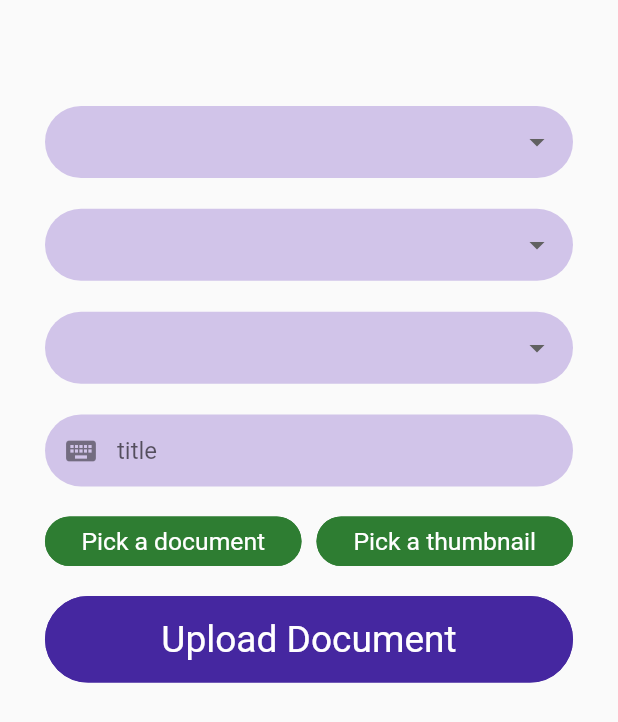
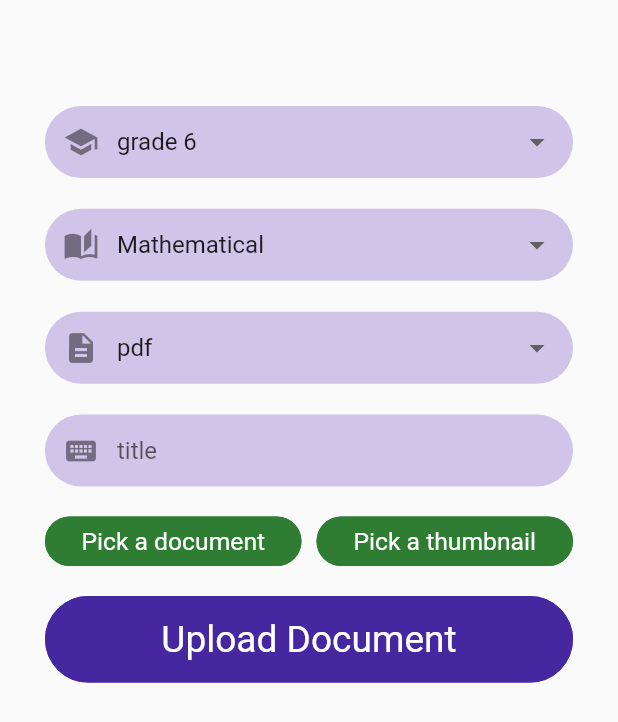
Before and after one commit to ShanManage/FlutterLMS, a Flutter app: the AddDocumentScreen widget shown alone on an empty page, opened directly, on a phone screen of 412 x 824 dp. Shown: the top 722 px of the screen. Run offline on Flutter 3.47's test engine with Material 2 defaults, Android fonts, the phone set to English and light mode, and no system bars; our stand-ins replace chewie, cloud_firestore, file_picker, firebase_auth, firebase_core, firebase_storage and 2 more; missing offline and left inert: chewie_audio, flutter_cached_pdfview; accounts and stored records are empty; network calls fail.

Commit message:
Admin dashboard done

```diff
--- a/lib/screens/CustomWidgets/CustomDropDownList.dart
+++ b/lib/screens/CustomWidgets/CustomDropDownList.dart
@@ -9,8 +9,10 @@ class CustomDropDownList extends StatefulWidget {
   String lable;
   String type;
   Color fillColor;
+  IconData prefixIcon;
   CustomDropDownList({
     @required this.list,
+    @required this.prefixIcon,
     this.rs,
     this.ud,
     this.lable,
@@ -40,9 +42,9 @@ class _CustomDropDownListState extends State<CustomDropDownList> {
   Widget build(BuildContext context) {
     return DropdownButtonFormField(
       decoration: InputDecoration(
-        contentPadding: EdgeInsets.fromLTRB(0, 5.5, 0, 0),
+        contentPadding: EdgeInsets.fromLTRB(15, 5.5, 0, 0),
         labelStyle: TextStyle(),
-        // labelText: this.widget.lable,
+        prefixIcon: Icon(this.widget.prefixIcon),
         enabledBorder: OutlineInputBorder(
           borderSide: BorderSide(color: Colors.transparent),
           borderRadius: BorderRadius.all(Radius.circular(50.0)),
@@ -66,7 +68,7 @@ class _CustomDropDownListState extends State<CustomDropDownList> {
         border: InputBorder.none,
       ),
       items: this.widget.list,
-      value: getType(),
+      value: this.widget.list.first.value,
       onChanged: (value) {
         setState(() {
           if (this.widget.type == "rs") {
--- a/lib/screens/admin/AddDocumentScreen.dart
+++ b/lib/screens/admin/AddDocumentScreen.dart
@@ -232,7 +232,6 @@ class _AddDocumentScreenState extends State<AddDocumentScreen> {
 
   @override
   Widget build(BuildContext context) {
-    print("add document screen render");
     return Container(
       child: Container(
         padding: EdgeInsets.symmetric(vertical: 50.0, horizontal: 30.0),
@@ -240,6 +239,7 @@ class _AddDocumentScreenState extends State<AddDocumentScreen> {
           SizedBox(height: blockHeight * 2.5),
           CustomDropDownList(
             list: _grades,
+            prefixIcon: Icons.school,
             lable: "grade",
             type: "ug",
             ud: document,
@@ -248,6 +248,7 @@ class _AddDocumentScreenState extends State<AddDocumentScreen> {
           SizedBox(height: blockHeight * 2.5),
           CustomDropDownList(
             list: _subjects,
+            prefixIcon: Icons.auto_stories,
             lable: "subject",
             type: "us",
             ud: document,
@@ -256,6 +257,7 @@ class _AddDocumentScreenState extends State<AddDocumentScreen> {
           SizedBox(height: blockHeight * 2.5),
           CustomDropDownList(
             list: _documentType,
+            prefixIcon: Icons.description,
             lable: "type",
             type: "ut",
             ud: document,
--- a/lib/screens/admin/AddUserScreen.dart
+++ b/lib/screens/admin/AddUserScreen.dart
@@ -57,6 +57,7 @@ class _AddUserScreenState extends State<AddUserScreen> {
             SizedBox(height: blockHeight * 2.5),
             CustomDropDownList(
               list: _grades,
+              prefixIcon: Icons.school,
               lable: "grade",
               type: "rs",
               rs: student,
--- a/lib/screens/admin/adminScreean.dart
+++ b/lib/screens/admin/adminScreean.dart
@@ -1,4 +1,3 @@
-import 'package:LoginSample/screens/CustomWidgets/CustomText.dart';
 import 'package:LoginSample/screens/admin/AddDocumentScreen.dart';
 import 'package:LoginSample/screens/admin/AddUserScreen.dart';
 import 'package:LoginSample/screens/shared/sizeConfig.dart';
@@ -19,7 +18,6 @@ class _AdminScreenState extends State<AdminScreen>
     AddUserScreen(),
     AddDocumentScreen(),
   ];
-  // TabController _controller;
 
   void onTabTapped(int index) {
     setState(() {
@@ -31,12 +29,12 @@ class _AdminScreenState extends State<AdminScreen>
   Widget build(BuildContext context) {
     return SingleChildScrollView(
       child: Container(
-        margin: EdgeInsets.only(top: blockHeight * 0.5),
+        margin: EdgeInsets.only(top: blockHeight * 4.5),
         color: Colors.blueGrey[50],
         child: Column(
           children: [
             Container(
-              height: blockHeight * 73,
+              height: blockHeight * 69,
               child: _children[_currentIndex],
             ),
             Container(
--- a/lib/screens/home/home.dart
+++ b/lib/screens/home/home.dart
@@ -33,7 +33,7 @@ class Home extends StatelessWidget {
                   children: [
                     CustomAppbar(
                       title:
-                          (this.user.grade == 0) ? "ADMINDASHBOARD" : "LMS",
+                          (this.user.grade == 0) ? "DASHBOARD" : "LMS",
                       callbackTail: () async {
                         await _auth.signOut();
                       },
```
